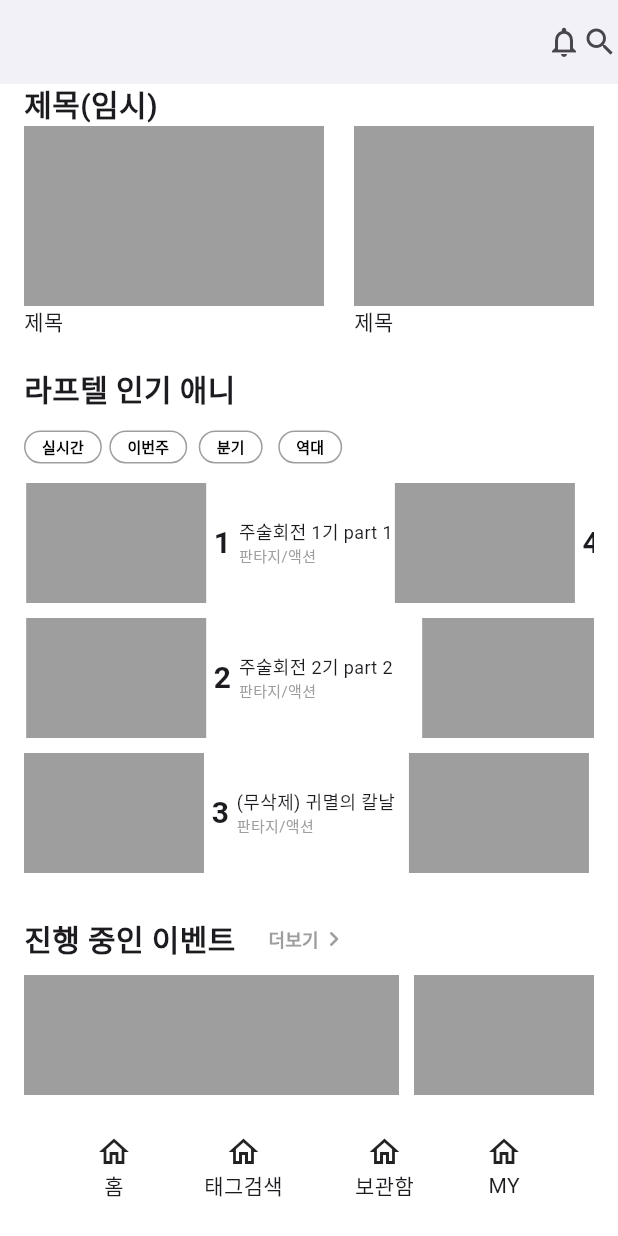
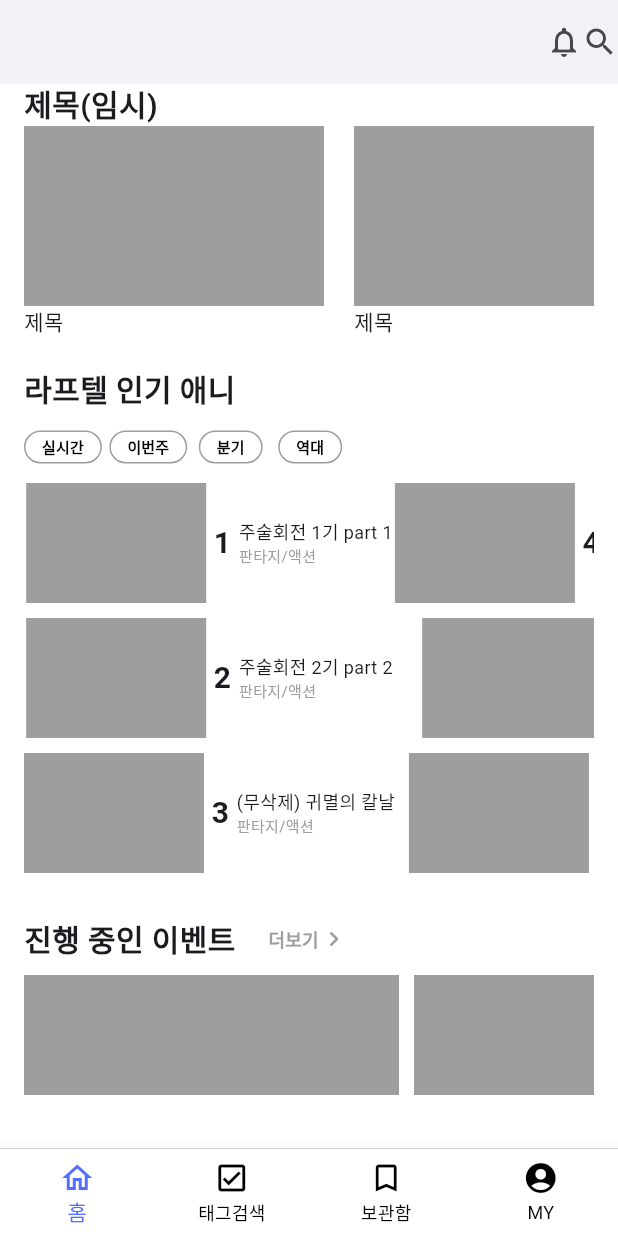
Before and after one commit to jangjia01234/Laftel_Flutter, a Flutter app: the screen it shows after launch, scrolled down 736 dp, on a phone screen of 412 x 824 dp. Run offline on Flutter 3.47's test engine with Material 3 defaults, Android fonts, the phone set to English and light mode, and no system bars; our stand-ins replace video_player.

Commit message:
네비게이션에서 탭바로 전환

```diff
--- a/lib/routes.dart
+++ b/lib/routes.dart
@@ -1,14 +1,9 @@
 import 'package:flutter/material.dart';
-import 'screens/home_screen.dart';
+
+import 'widgets/common/bottom_tab_bar.dart';
 import 'screens/video_player_screen.dart';
-import 'screens/search_screen.dart';
-import 'screens/bookmark_screen.dart';
-import 'screens/mypage_screen.dart';
 
 final routes = {
-  '/': (BuildContext context) => HomeScreen(),
+  '/': (BuildContext context) => BottomTabBar(),
   '/video': (BuildContext context) => VideoPlayerScreen(),
-  '/search': (BuildContext context) => SearchScreen(),
-  '/bookmark': (BuildContext context) => BookmarkScreen(),
-  '/mypage': (BuildContext context) => MypageScreen(),
 };
--- a/lib/screens/home_screen.dart
+++ b/lib/screens/home_screen.dart
@@ -1,8 +1,6 @@
 import 'package:flutter/material.dart';
 
-import '../widgets/common/bottom_nav_bar.dart';
 import '../widgets/common/horizontal_video_list.dart';
-
 import '../widgets/home/home_carousel_slide.dart';
 import '../widgets/home/new_video_list.dart';
 import '../widgets/home/hot_video_list.dart';
@@ -57,9 +55,6 @@ class HomeScreen extends StatelessWidget {
           ),
         ),
       ),
-      // TODO: nav가 아니라, tab 이동으로 변경
-      bottomNavigationBar:
-          const BottomAppBar(color: Colors.white, child: BottomNavBar()),
     );
   }
 }
--- a/lib/widgets/common/bottom_nav_bar.dart
+++ /dev/null
@@ -1,38 +0,0 @@
-import 'package:flutter/material.dart';
-
-class BottomNavBar extends StatelessWidget {
-  const BottomNavBar({super.key});
-
-  @override
-  Widget build(BuildContext context) {
-    return Row(
-      mainAxisAlignment: MainAxisAlignment.spaceEvenly,
-      children: [
-        GestureDetector(
-            onTap: () {
-              Navigator.pushNamed(context, '/');
-            },
-            child: Column(children: [Icon(Icons.home_outlined), Text("홈")]),
-        ),
-        GestureDetector(
-          onTap: () {
-            Navigator.pushNamed(context, '/search');
-          },
-          child: Column(children: [Icon(Icons.home_outlined), Text("태그검색")]),
-        ),
-        GestureDetector(
-          onTap: () {
-            Navigator.pushNamed(context, '/bookmark');
-          },
-          child: Column(children: [Icon(Icons.home_outlined), Text("보관함")]),
-        ),
-        GestureDetector(
-          onTap: () {
-            Navigator.pushNamed(context, '/mypage');
-          },
-          child: Column(children: [Icon(Icons.home_outlined), Text("MY")]),
-        ),
-      ],
-    );
-  }
-}
--- /dev/null
+++ b/lib/widgets/common/bottom_tab_bar.dart
@@ -0,0 +1,89 @@
+import 'package:flutter/material.dart';
+
+import '../../screens/home_screen.dart';
+import '../../screens/search_screen.dart';
+import '../../screens/bookmark_screen.dart';
+import '../../screens/mypage_screen.dart';
+
+class BottomTabBar extends StatefulWidget {
+  const BottomTabBar({Key? key}) : super(key: key);
+
+  @override
+  State<BottomTabBar> createState() => _BottomTabBarState();
+}
+
+class _BottomTabBarState extends State<BottomTabBar> {
+  int _selectedIndex = 0;
+
+  final List<Widget> _widgetOptions = <Widget>[
+    HomeScreen(),
+    SearchScreen(),
+    BookmarkScreen(),
+    MypageScreen(),
+  ];
+
+  void _onItemTapped(int index) {
+    setState(() {
+      _selectedIndex = index;
+    });
+  }
+
+  @override
+  Widget build(BuildContext context) {
+    return Scaffold(
+        body: SafeArea(
+          child: _widgetOptions.elementAt(_selectedIndex),
+        ),
+        bottomNavigationBar:
+        // 상단 border
+        Container(
+            decoration: BoxDecoration(
+              border: Border(
+                  top: BorderSide(
+                      color: Colors.black.withOpacity(0.2),
+                      width: 0.5)
+              ),
+            ),
+            // 하단 nav bar
+            child: BottomNavigationBar(
+              items: [
+                BottomNavigationBarItem(
+                  icon: Icon(Icons.home_outlined),
+                  label: '홈',
+                ),
+                BottomNavigationBarItem(
+                  icon: Icon(Icons.check_box_outlined),
+                  label: '태그검색',
+                ),
+                BottomNavigationBarItem(
+                    icon: Icon(Icons.bookmark_border_outlined),
+                    label: '보관함'
+                ),
+                BottomNavigationBarItem(
+                    icon: Icon(Icons.account_circle_rounded),
+                    label: 'MY'
+                )
+              ],
+              currentIndex: _selectedIndex,
+              unselectedItemColor: Colors.black,
+              showUnselectedLabels: true,
+              selectedItemColor: Colors.indigoAccent,
+              backgroundColor: Colors.white,
+              onTap: _onItemTapped,
+              type: BottomNavigationBarType.fixed,
+            )
+        )
+    );
+  }
+
+  @override
+  void initState() {
+    //해당 클래스가 호출되었을 떄
+    super.initState();
+  }
+
+  @override
+  void dispose() {
+    super.dispose();
+  }
+}
```
Also changed, not shown: lib/screens/bookmark_screen.dart (+1 -12 lines), lib/screens/mypage_screen.dart (+1 -12 lines), lib/screens/search_screen.dart (+11 -12 lines).
